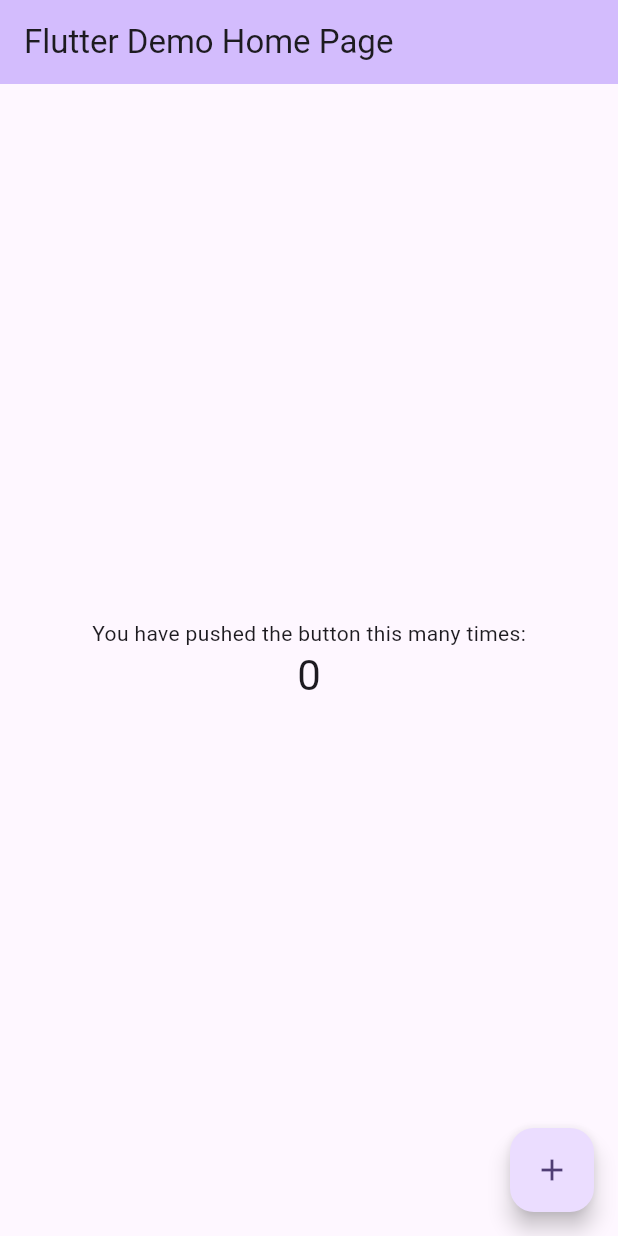
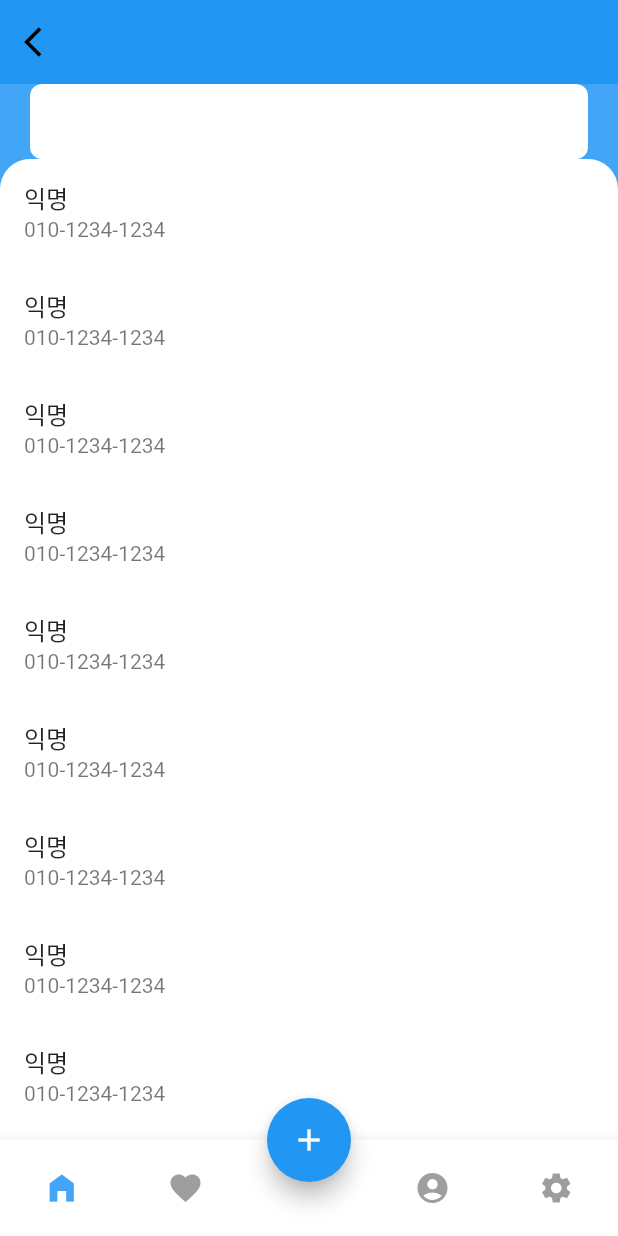
Before and after one commit to formart12/LJH_complex_ui, a Flutter app: the screen it shows after launch, on a phone screen of 412 x 824 dp. Run offline on Flutter 3.47's test engine with Material 3 defaults, Android fonts, the phone set to English and light mode, and no system bars.

Commit message:
simple_social_app

```diff
--- a/lib/main.dart
+++ b/lib/main.dart
@@ -1,125 +1,21 @@
-import 'package:flutter/material.dart';
+import "package:flutter/cupertino.dart";
+import "package:flutter/material.dart";
+import "package:flutter/widgets.dart";
+
+import "package:simple_social_app/src/app.dart";
 
 void main() {
-  runApp(const MyApp());
+  runApp(const Myapp());
 }
 
-class MyApp extends StatelessWidget {
-  const MyApp({super.key});
+class Myapp extends StatelessWidget {
+  const Myapp({super.key});
 
-  // This widget is the root of your application.
   @override
   Widget build(BuildContext context) {
     return MaterialApp(
-      title: 'Flutter Demo',
-      theme: ThemeData(
-        // This is the theme of your application.
-        //
-        // TRY THIS: Try running your application with "flutter run". You'll see
-        // the application has a purple toolbar. Then, without quitting the app,
-        // try changing the seedColor in the colorScheme below to Colors.green
-        // and then invoke "hot reload" (save your changes or press the "hot
-        // reload" button in a Flutter-supported IDE, or press "r" if you used
-        // the command line to start the app).
-        //
-        // Notice that the counter didn't reset back to zero; the application
-        // state is not lost during the reload. To reset the state, use hot
-        // restart instead.
-        //
-        // This works for code too, not just values: Most code changes can be
-        // tested with just a hot reload.
-        colorScheme: ColorScheme.fromSeed(seedColor: Colors.deepPurple),
-        useMaterial3: true,
-      ),
-      home: const MyHomePage(title: 'Flutter Demo Home Page'),
+      theme: ThemeData(useMaterial3: false),
+      home: App(),
     );
   }
 }
-
-class MyHomePage extends StatefulWidget {
-  const MyHomePage({super.key, required this.title});
-
-  // This widget is the home page of your application. It is stateful, meaning
-  // that it has a State object (defined below) that contains fields that affect
-  // how it looks.
-
-  // This class is the configuration for the state. It holds the values (in this
-  // case the title) provided by the parent (in this case the App widget) and
-  // used by the build method of the State. Fields in a Widget subclass are
-  // always marked "final".
-
-  final String title;
-
-  @override
-  State<MyHomePage> createState() => _MyHomePageState();
-}
-
-class _MyHomePageState extends State<MyHomePage> {
-  int _counter = 0;
-
-  void _incrementCounter() {
-    setState(() {
-      // This call to setState tells the Flutter framework that something has
-      // changed in this State, which causes it to rerun the build method below
-      // so that the display can reflect the updated values. If we changed
-      // _counter without calling setState(), then the build method would not be
-      // called again, and so nothing would appear to happen.
-      _counter++;
-    });
-  }
-
-  @override
-  Widget build(BuildContext context) {
-    // This method is rerun every time setState is called, for instance as done
-    // by the _incrementCounter method above.
-    //
-    // The Flutter framework has been optimized to make rerunning build methods
-    // fast, so that you can just rebuild anything that needs updating rather
-    // than having to individually change instances of widgets.
-    return Scaffold(
-      appBar: AppBar(
-        // TRY THIS: Try changing the color here to a specific color (to
-        // Colors.amber, perhaps?) and trigger a hot reload to see the AppBar
-        // change color while the other colors stay the same.
-        backgroundColor: Theme.of(context).colorScheme.inversePrimary,
-        // Here we take the value from the MyHomePage object that was created by
-        // the App.build method, and use it to set our appbar title.
-        title: Text(widget.title),
-      ),
-      body: Center(
-        // Center is a layout widget. It takes a single child and positions it
-        // in the middle of the parent.
-        child: Column(
-          // Column is also a layout widget. It takes a list of children and
-          // arranges them vertically. By default, it sizes itself to fit its
-          // children horizontally, and tries to be as tall as its parent.
-          //
-          // Column has various properties to control how it sizes itself and
-          // how it positions its children. Here we use mainAxisAlignment to
-          // center the children vertically; the main axis here is the vertical
-          // axis because Columns are vertical (the cross axis would be
-          // horizontal).
-          //
-          // TRY THIS: Invoke "debug painting" (choose the "Toggle Debug Paint"
-          // action in the IDE, or press "p" in the console), to see the
-          // wireframe for each widget.
-          mainAxisAlignment: MainAxisAlignment.center,
-          children: <Widget>[
-            const Text(
-              'You have pushed the button this many times:',
-            ),
-            Text(
-              '$_counter',
-              style: Theme.of(context).textTheme.headlineMedium,
-            ),
-          ],
-        ),
-      ),
-      floatingActionButton: FloatingActionButton(
-        onPressed: _incrementCounter,
-        tooltip: 'Increment',
-        child: const Icon(Icons.add),
-      ), // This trailing comma makes auto-formatting nicer for build methods.
-    );
-  }
-}
--- /dev/null
+++ b/lib/src/app.dart
@@ -0,0 +1,75 @@
+import 'package:flutter/material.dart';
+import 'package:flutter/widgets.dart';
+import 'package:simple_social_app/src/pages/feiends_list_page.dart';
+
+class App extends StatefulWidget {
+  const App({super.key});
+
+  @override
+  State<App> createState() => _AppState();
+}
+
+class _AppState extends State<App> {
+  int pageIndex = 0;
+
+  @override
+  Widget build(BuildContext context) {
+    return Scaffold(
+      floatingActionButton: FloatingActionButton(
+        onPressed: () {},
+        child: const Icon(Icons.add),
+      ),
+      floatingActionButtonLocation: FloatingActionButtonLocation.centerDocked,
+      body: IndexedStack(
+        index: pageIndex,
+        children: [
+          FriendsListPage(),
+          Container(
+            color: Colors.blue[400],
+          ),
+          Container(
+            color: Colors.yellow,
+          ),
+          Container(
+            color: Colors.green,
+          ),
+          Container(
+            color: Colors.yellow[400],
+          ),
+        ],
+      ),
+      bottomNavigationBar: BottomAppBar(
+          child: Padding(
+        padding: const EdgeInsets.symmetric(vertical: 20),
+        child: Row(
+          mainAxisAlignment: MainAxisAlignment.spaceAround,
+          children: [
+            Icon(
+              Icons.home_filled,
+              color: Colors.blue[400],
+            ),
+            Icon(
+              Icons.favorite,
+              color: Colors.grey,
+            ),
+            Opacity(
+              opacity: 0.0,
+              child: const Icon(
+                Icons.add,
+                color: Colors.grey,
+              ),
+            ),
+            Icon(
+              Icons.account_circle,
+              color: Colors.grey,
+            ),
+            Icon(
+              Icons.settings,
+              color: Colors.grey,
+            ),
+          ],
+        ),
+      )),
+    );
+  }
+}
--- /dev/null
+++ b/lib/src/pages/feiends_list_page.dart
@@ -0,0 +1,51 @@
+import 'package:flutter/material.dart';
+import 'package:flutter/widgets.dart';
+
+class FriendsListPage extends StatelessWidget {
+  const FriendsListPage({super.key});
+
+  @override
+  Widget build(BuildContext context) {
+    return Scaffold(
+      backgroundColor: Colors.blue[400],
+      appBar: AppBar(
+        leading: const Icon(
+          Icons.arrow_back_ios,
+          color: Colors.black,
+        ),
+        elevation: 0.0,
+      ),
+      body: Column(
+        children: [_searchBar(), _frendsList()],
+      ),
+    );
+  }
+
+  Widget _searchBar() => Padding(
+        padding: const EdgeInsets.symmetric(horizontal: 20.0),
+        child: Container(
+          width: double.infinity,
+          height: 50,
+          decoration: BoxDecoration(
+              borderRadius: BorderRadius.circular(8.0), color: Colors.white),
+        ),
+      );
+
+  Widget _frendsList() => Expanded(
+        child: Container(
+            width: double.infinity,
+            decoration: const BoxDecoration(
+                borderRadius: BorderRadius.only(
+                  topLeft: Radius.circular(20.0),
+                  topRight: Radius.circular(20.0),
+                ),
+                color: Colors.white),
+            child: ListView.builder(
+              itemCount: 50,
+              itemBuilder: (context, index) => const ListTile(
+                title: Text("익명"),
+                subtitle: Text("010-1234-1234"),
+              ),
+            )),
+      );
+}
```
